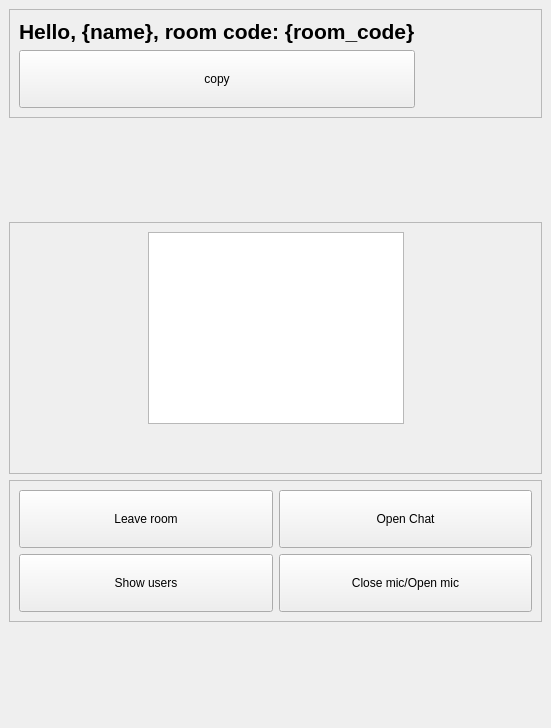
Qt form project/pages/chat_page_for_guide.ui (Sason00/project) before a commit.
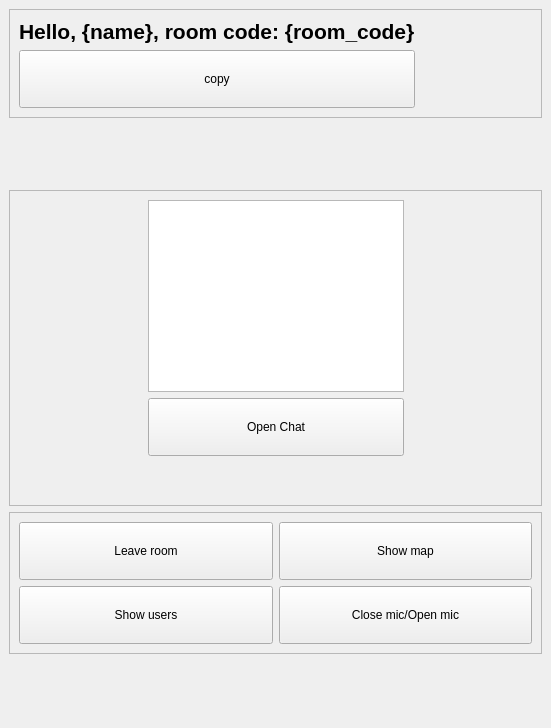
The same form after that commit.

The edit to the form file:
```diff
--- a/project/pages/chat_page_for_guide.ui
+++ b/project/pages/chat_page_for_guide.ui
@@ -43,10 +43,7 @@
          </property>
         </spacer>
        </item>
-       <item row="0" column="1">
-        <widget class="QListView" name="listView"/>
-       </item>
-       <item row="1" column="1">
+       <item row="2" column="1">
         <spacer name="verticalSpacer_2">
          <property name="orientation">
           <enum>Qt::Vertical</enum>
@@ -72,6 +69,16 @@
          </property>
         </spacer>
        </item>
+       <item row="0" column="1">
+        <widget class="QListView" name="listView"/>
+       </item>
+       <item row="1" column="1">
+        <widget class="QPushButton" name="open_chat_button">
+         <property name="text">
+          <string>Open Chat</string>
+         </property>
+        </widget>
+       </item>
       </layout>
      </widget>
     </item>
@@ -133,13 +140,6 @@
          </property>
         </widget>
        </item>
-       <item row="0" column="1">
-        <widget class="QPushButton" name="open_chat_button">
-         <property name="text">
-          <string>Open Chat</string>
-         </property>
-        </widget>
-       </item>
        <item row="1" column="0">
         <widget class="QPushButton" name="show_users_button">
          <property name="text">
@@ -154,6 +154,13 @@
          </property>
         </widget>
        </item>
+       <item row="0" column="1">
+        <widget class="QPushButton" name="show_map_button">
+         <property name="text">
+          <string>Show map</string>
+         </property>
+        </widget>
+       </item>
       </layout>
      </widget>
     </item>
```
Left out of the diff: 8 changed lines with no effect on the pictures.
